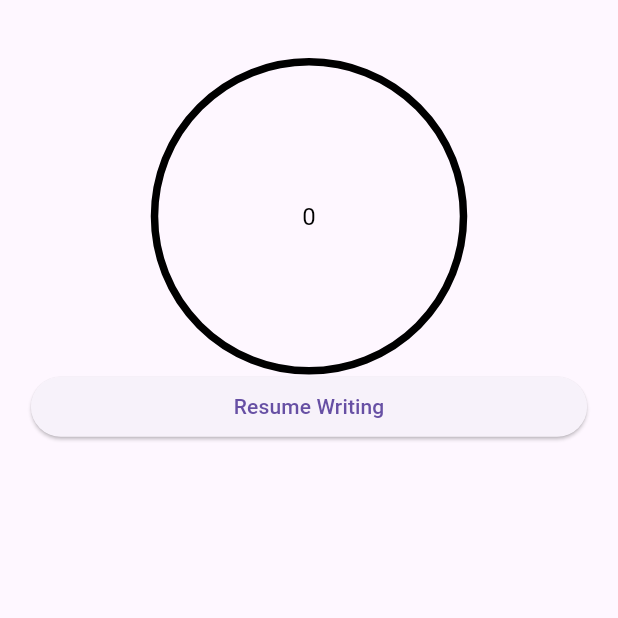
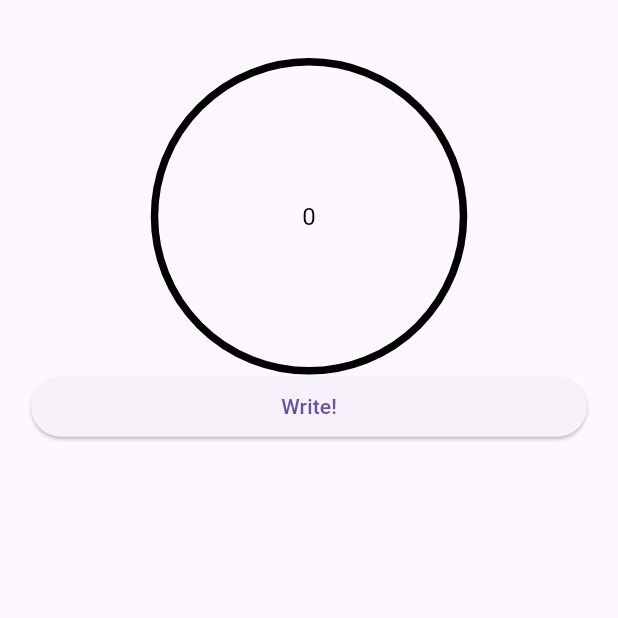
Before and after one commit to kkhhaaooss/writing_app, a Flutter app: the screen it shows after launch, on a phone screen of 412 x 824 dp, the top half of it. Run offline on Flutter 3.47's test engine with Material 3 defaults, Android fonts, the phone set to English and light mode, and no system bars; drawn by our look-alikes of circular_countdown_timer.

Commit message:
Changes timer_provider paused variable to stop conflict with timer isPaused method name

```diff
--- a/lib/providers/timer_provider.dart
+++ b/lib/providers/timer_provider.dart
@@ -3,7 +3,7 @@ import 'package:flutter/material.dart';
 class TimerProvider with ChangeNotifier {
   bool _isPaused = true;
 
-  bool get isPaused => _isPaused;
+  bool get paused => _isPaused;
 
   void togglePause() {
     _isPaused = !_isPaused;
--- a/lib/views/components/pause_button.dart
+++ b/lib/views/components/pause_button.dart
@@ -13,8 +13,7 @@ class PauseButton extends StatelessWidget {
           onPressed: () {
             timerProvider.togglePause();
           },
-          child:
-              Text(timerProvider.isPaused ? 'Resume Writing' : 'Pause Writing'),
+          child: Text(timerProvider.paused ? 'Write!' : 'Pause Writing'),
         );
       },
     );
--- a/lib/views/components/turn_timer.dart
+++ b/lib/views/components/turn_timer.dart
@@ -19,7 +19,7 @@ class TurnTimer extends StatelessWidget {
   Widget build(BuildContext context) {
     return Consumer<TimerProvider>(
       builder: (context, timerProvider, child) {
-        if (timerProvider.isPaused) {
+        if (timerProvider.paused) {
           controller.pause();
         } else {
           controller.resume();
@@ -32,6 +32,7 @@ class TurnTimer extends StatelessWidget {
           height: height,
           fillColor: Colors.grey,
           ringColor: Colors.black,
+          autoStart: false,
         );
       },
     );
```
